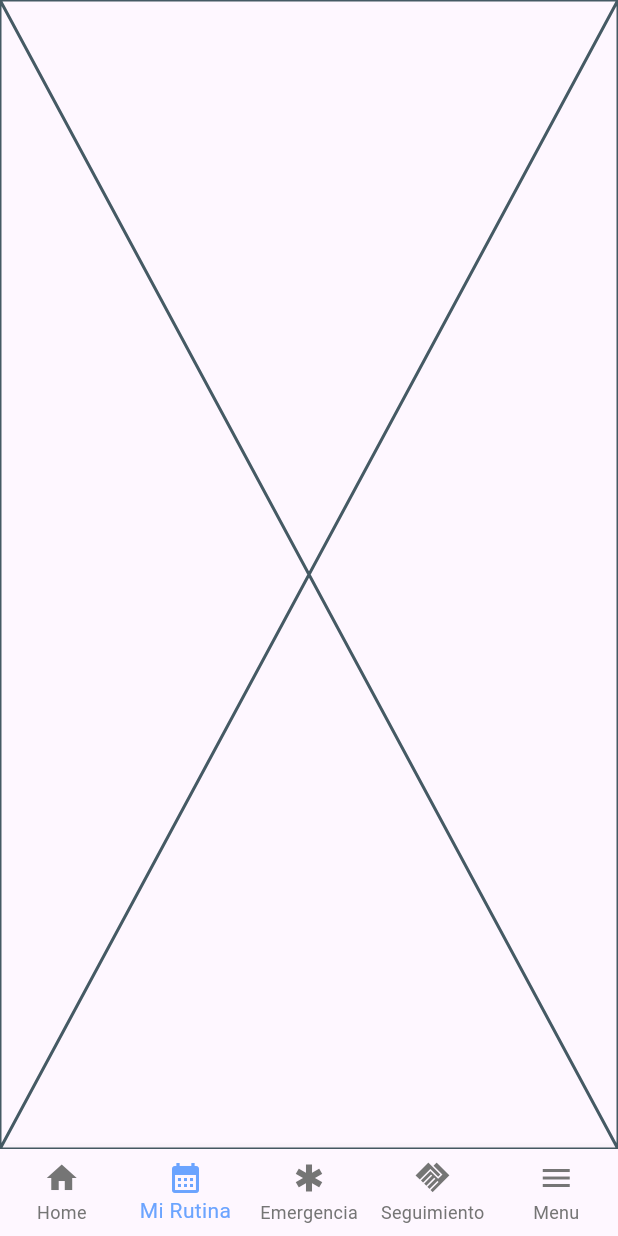
After one commit to mafedev/tfg-frontend, a Flutter app: the NavbarPatient screen opened directly, item 2 of the bottom bar chosen, on a phone screen of 412 x 824 dp. The commit adds this screen. Run offline on Flutter 3.47's test engine with Material 3 defaults, Android fonts, the phone set to English and light mode, and no system bars.

Commit message:
feat(navbar): implement patient navbar with placeholders and updated colors
- Added navbar for patients with all 5 planned pages (currently empty placeholders)
- Menu tab is provisional and may change later
- Updated icon colors for selected and unselected states

Closes #14

```diff
--- /dev/null
+++ b/lib/features/navigation/navbar_patient.dart
@@ -0,0 +1,52 @@
+import 'package:flutter/material.dart';
+import 'package:tfg_frontend/core/app_colors.dart';
+import 'package:tfg_frontend/features/patient/patient_emergency_screen.dart';
+import 'package:tfg_frontend/features/patient/patient_follow_up_screen.dart';
+import 'package:tfg_frontend/features/patient/patient_home_screen.dart';
+import 'package:tfg_frontend/features/patient/patient_routine_screen.dart';
+
+class NavbarPatient extends StatefulWidget {
+  const NavbarPatient({super.key});
+
+  @override
+  State<NavbarPatient> createState() => _NavbarPatientState();
+}
+
+class _NavbarPatientState extends State<NavbarPatient> {
+  int _currentPage = 0;
+
+  final List<Widget> _pages = [
+    PatientHomeScreen(),
+    PatientRoutineScreen(),
+    PatientEmergencyScreen(),
+    PatientFollowUpScreen(),
+    Center(child: Text('Menú')),
+  ];
+
+  @override
+  Widget build(BuildContext context) {
+    return Scaffold(
+      body: _pages[_currentPage],
+      bottomNavigationBar: BottomNavigationBar(
+        type: BottomNavigationBarType.fixed, // asegura que los colores se apliquen correctamente
+        selectedItemColor: AppColors.primary, // color para cuando está seleccionado
+        unselectedItemColor: Colors.grey[600], // si no está seleccionado
+        showUnselectedLabels: true,
+        currentIndex: _currentPage,
+        onTap: (index){
+          setState(() {
+            _currentPage = index;
+          });
+        },
+        items: const[
+          BottomNavigationBarItem(icon: Icon(Icons.home), label: 'Home'),
+          BottomNavigationBarItem(icon: Icon(Icons.calendar_month),label: 'Mi Rutina'),
+          BottomNavigationBarItem(icon: Icon(Icons.emergency), label: 'Emergencia'),
+          BottomNavigationBarItem(icon: Icon(Icons.handshake_sharp), label: 'Seguimiento'),
+          BottomNavigationBarItem(icon: Icon(Icons.menu), label: 'Menu')
+        ],
+      ),
+
+    );
+  }
+}
--- /dev/null
+++ b/lib/features/patient/patient_routine_screen.dart
@@ -0,0 +1,15 @@
+import 'package:flutter/material.dart';
+
+class PatientRoutineScreen extends StatefulWidget {
+  const PatientRoutineScreen({super.key});
+
+  @override
+  State<PatientRoutineScreen> createState() => _PatientRoutineScreenState();
+}
+
+class _PatientRoutineScreenState extends State<PatientRoutineScreen> {
+  @override
+  Widget build(BuildContext context) {
+    return const Placeholder();
+  }
+}
```
Also changed, not shown: lib/features/auth/login_screen.dart (+4 -3 lines), lib/features/navigation/navbar_caregiver.dart (renamed from lib/features/navigation/navbar.dart, +4 -4 lines), lib/features/patient/patient_emergency_screen.dart (+10 -0 lines), lib/features/patient/patient_follow_up_screen.dart (+15 -0 lines), lib/features/patient/patient_rutine_screen.dart (deleted).
